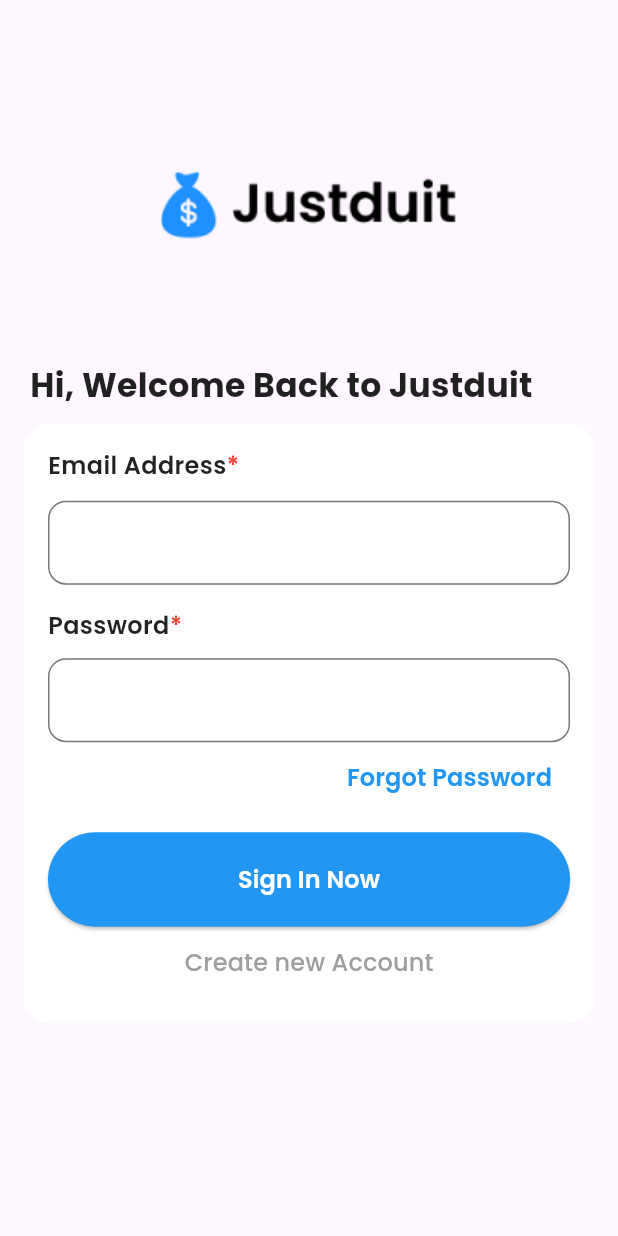
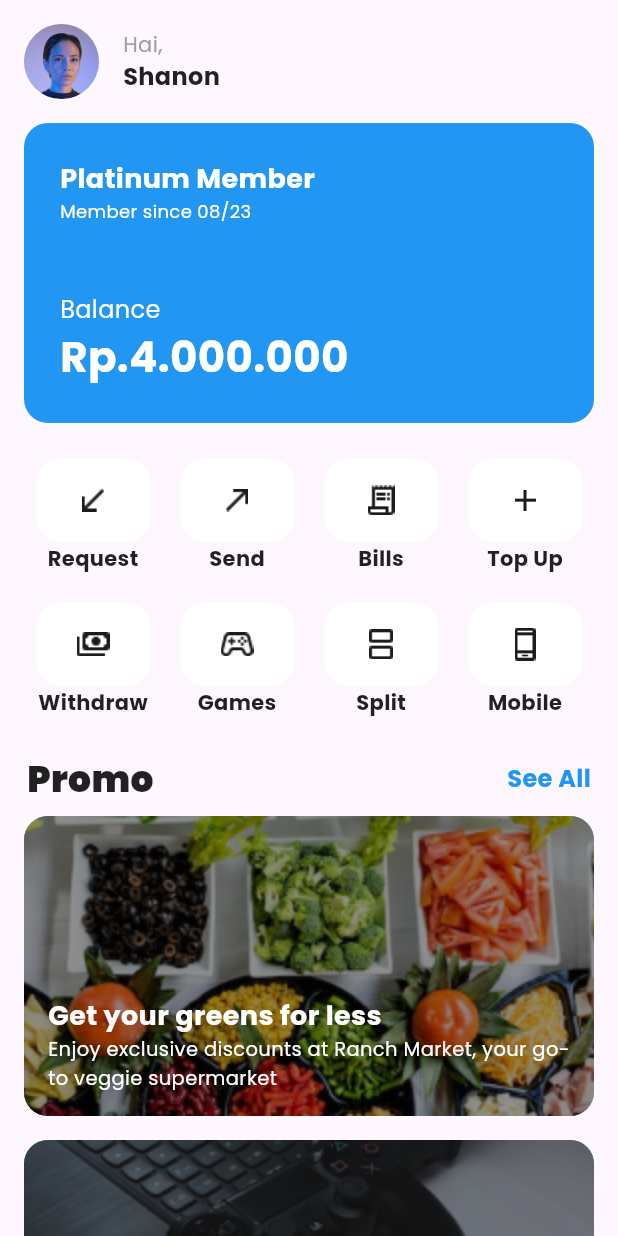
Before and after one commit to Acron3/1917051055-advanced-mobile, a Flutter app: the screen it shows after launch, on a phone screen of 412 x 824 dp. Run offline on Flutter 3.47's test engine with Material 2 defaults, Android fonts, the phone set to English and light mode, and no system bars; our stand-ins replace google_fonts.

Commit message:
tugas 5 -DONE

```diff
--- a/lib/main.dart
+++ b/lib/main.dart
@@ -1,7 +1,6 @@
 import 'package:flutter/material.dart';
 import 'package:google_fonts/google_fonts.dart';
-import 'package:justduit/screen/onboarding_screen.dart';
-import 'package:justduit/screen/signin_screen.dart';
+import 'package:justduit/screen/home_screen.dart';
 
 void main() {
   runApp(const MyApp());
@@ -21,7 +20,7 @@ class MyApp extends StatelessWidget {
         textTheme: GoogleFonts.poppinsTextTheme(),
       ),
       debugShowCheckedModeBanner: false,
-      home: const SignInScreen(),
+      home: const HomeScreen(),
     );
   }
 }
--- /dev/null
+++ b/lib/models/fitur_models.dart
@@ -0,0 +1,21 @@
+class fiturModels {
+  String? name;
+  String? logo;
+
+  fiturModels({this.name, this.logo});
+
+  List<fiturModels> getFitur() {
+    return [
+      fiturModels(
+          name: "Request", logo: 'assets/images/icon/call_received.png'),
+      fiturModels(name: "Send", logo: 'assets/images/icon/call_made.png'),
+      fiturModels(name: "Bills", logo: 'assets/images/icon/receipt_long.png'),
+      fiturModels(name: "Top Up", logo: 'assets/images/icon/add.png'),
+      fiturModels(name: "Withdraw", logo: 'assets/images/icon/payments.png'),
+      fiturModels(
+          name: "Games", logo: 'assets/images/icon/stadia_controller.png'),
+      fiturModels(name: "Split", logo: 'assets/images/icon/splitscreen.png'),
+      fiturModels(name: "Mobile", logo: 'assets/images/icon/phone_android.png')
+    ];
+  }
+}
--- /dev/null
+++ b/lib/models/promo_models.dart
@@ -0,0 +1,21 @@
+class promoModels {
+  String? title;
+  String? image;
+  String? desc;
+
+  promoModels({this.title, this.image, this.desc});
+
+  List<promoModels> getPromo() {
+    return [
+      promoModels(
+          title: "Get your greens for less",
+          image: 'assets/images/banner1.png',
+          desc:
+              "Enjoy exclusive discounts at Ranch Market, your go-to veggie supermarket"),
+      promoModels(
+          title: "Level up your gaming experience",
+          image: 'assets/images/banner2.png',
+          desc: "Get exciting cashback offers on topping up your game balance")
+    ];
+  }
+}
--- /dev/null
+++ b/lib/screen/home_screen.dart
@@ -0,0 +1,226 @@
+// ignore_for_file: prefer_const_constructors, prefer_const_literals_to_create_immutables
+
+import 'package:flutter/material.dart';
+import 'package:justduit/models/fitur_models.dart';
+import 'package:justduit/models/promo_models.dart';
+
+class HomeScreen extends StatefulWidget {
+  const HomeScreen({super.key});
+
+  @override
+  State<HomeScreen> createState() => _HomeScreenState();
+}
+
+class _HomeScreenState extends State<HomeScreen> {
+  var fitur = fiturModels().getFitur();
+  var promo = promoModels().getPromo();
+
+  @override
+  Widget build(BuildContext context) {
+    return Scaffold(
+      body: SafeArea(
+        child: RefreshIndicator(
+          onRefresh: () {
+            return Future.delayed(Duration(seconds: 3));
+          },
+          child: SingleChildScrollView(
+            child: Column(
+              children: [
+                Padding(
+                  padding: const EdgeInsets.all(16.0),
+                  child: Row(
+                    children: [
+                      CircleAvatar(
+                        radius: 25,
+                        backgroundImage:
+                            AssetImage('assets/images/profile.png'),
+                      ),
+                      SizedBox(
+                        width: 16,
+                      ),
+                      Column(
+                        crossAxisAlignment: CrossAxisAlignment.start,
+                        children: [
+                          Text(
+                            "Hai,",
+                            style: TextStyle(fontSize: 14, color: Colors.grey),
+                          ),
+                          Text(
+                            "Shanon",
+                            style: TextStyle(
+                                fontSize: 16, fontWeight: FontWeight.bold),
+                          ),
+                        ],
+                      ),
+                    ],
+                  ),
+                ),
+                Container(
+                  margin: EdgeInsets.symmetric(horizontal: 16),
+                  width: double.infinity,
+                  height: 200,
+                  decoration: BoxDecoration(
+                    color: Colors.blue,
+                    borderRadius: BorderRadius.circular(16),
+                  ),
+                  child: Padding(
+                    padding: const EdgeInsets.all(24.0),
+                    child: Column(
+                      crossAxisAlignment: CrossAxisAlignment.start,
+                      mainAxisAlignment: MainAxisAlignment.spaceBetween,
+                      children: [
+                        Column(
+                          crossAxisAlignment: CrossAxisAlignment.start,
+                          children: [
+                            Text(
+                              "Platinum Member",
+                              style: TextStyle(
+                                fontSize: 18,
+                                color: Colors.white,
+                                fontWeight: FontWeight.bold,
+                              ),
+                            ),
+                            Text(
+                              "Member since 08/23",
+                              style: TextStyle(
+                                fontSize: 12,
+                                color: Colors.white,
+                              ),
+                            ),
+                          ],
+                        ),
+                        Column(
+                          crossAxisAlignment: CrossAxisAlignment.start,
+                          children: [
+                            Text(
+                              "Balance",
+                              style: TextStyle(
+                                fontSize: 16,
+                                color: Colors.white,
+                              ),
+                            ),
+                            Text(
+                              "Rp.4.000.000",
+                              style: TextStyle(
+                                fontSize: 28,
+                                color: Colors.white,
+                                fontWeight: FontWeight.bold,
+                              ),
+                            ),
+                          ],
+                        )
+                      ],
+                    ),
+                  ),
+                ),
+                Padding(
+                  padding: const EdgeInsets.all(24.0),
+                  child: GridView.builder(
+                    itemCount: fitur.length,
+                    physics: NeverScrollableScrollPhysics(),
+                    shrinkWrap: true,
+                    gridDelegate: SliverGridDelegateWithFixedCrossAxisCount(
+                        crossAxisCount: 4,
+                        mainAxisSpacing: 20,
+                        crossAxisSpacing: 20),
+                    itemBuilder: (context, index) {
+                      return Column(
+                        mainAxisAlignment: MainAxisAlignment.spaceBetween,
+                        children: [
+                          Container(
+                            height: 55,
+                            decoration: BoxDecoration(
+                              color: Colors.white,
+                              borderRadius: BorderRadius.circular(16),
+                            ),
+                            child: Center(
+                              child: Image.asset(
+                                fitur[index].logo!,
+                                width: 28,
+                              ),
+                            ),
+                          ),
+                          Text(
+                            fitur[index].name!,
+                            style: TextStyle(fontWeight: FontWeight.bold),
+                          )
+                        ],
+                      );
+                    },
+                  ),
+                ),
+                Padding(
+                  padding: const EdgeInsets.symmetric(horizontal: 18),
+                  child: Row(
+                    mainAxisAlignment: MainAxisAlignment.spaceBetween,
+                    children: [
+                      Text(
+                        "Promo",
+                        style: TextStyle(
+                            fontSize: 24, fontWeight: FontWeight.w900),
+                      ),
+                      Text(
+                        "See All",
+                        style: TextStyle(
+                            fontSize: 16,
+                            fontWeight: FontWeight.bold,
+                            color: Colors.blue),
+                      ),
+                    ],
+                  ),
+                ),
+                ListView.builder(
+                  itemCount: promo.length,
+                  shrinkWrap: true,
+                  physics: NeverScrollableScrollPhysics(),
+                  itemBuilder: (context, index) {
+                    return Container(
+                      margin: EdgeInsets.symmetric(horizontal: 16, vertical: 8),
+                      width: double.infinity,
+                      height: 200,
+                      decoration: BoxDecoration(
+                        color: Colors.blue,
+                        borderRadius: BorderRadius.circular(16),
+                        image: DecorationImage(
+                            fit: BoxFit.cover,
+                            image: AssetImage(promo[index].image!)),
+                      ),
+                      child: Stack(
+                        alignment: AlignmentDirectional.center,
+                        children: [
+                          Container(
+                            decoration: BoxDecoration(
+                              color: Colors.black.withOpacity(0.4),
+                              borderRadius: BorderRadius.circular(16),
+                            ),
+                          ),
+                          Padding(
+                            padding: const EdgeInsets.all(16.0),
+                            child: Column(
+                              mainAxisAlignment: MainAxisAlignment.end,
+                              crossAxisAlignment: CrossAxisAlignment.start,
+                              children: [
+                                Text(promo[index].title!,
+                                    style: TextStyle(
+                                        color: Colors.white,
+                                        fontSize: 18,
+                                        fontWeight: FontWeight.bold)),
+                                Text(promo[index].desc!,
+                                    style: TextStyle(
+                                        color: Colors.white, fontSize: 13)),
+                              ],
+                            ),
+                          ),
+                        ],
+                      ),
+                    );
+                  },
+                ),
+              ],
+            ),
+          ),
+        ),
+      ),
+    );
+  }
+}
--- a/pubspec.yaml
+++ b/pubspec.yaml
@@ -60,6 +60,7 @@ flutter:
   # To add assets to your application, add an assets section, like this:
   assets:
     - assets/images/
+    - assets/images/icon/
     #   - images/a_dot_ham.jpeg
 
   # An image asset can refer to one or more resolution-specific "variants", see
```
Also changed, not shown: assets/images/banner1.png (added), assets/images/banner2.png (added), assets/images/icon/add.png (added), assets/images/icon/call_made.png (added), assets/images/icon/call_received.png (added), assets/images/icon/payments.png (added), assets/images/icon/phone_android.png (added), assets/images/icon/receipt_long.png (added), assets/images/icon/splitscreen.png (added), assets/images/icon/stadia_controller.png (added), assets/images/profile.png (added).
